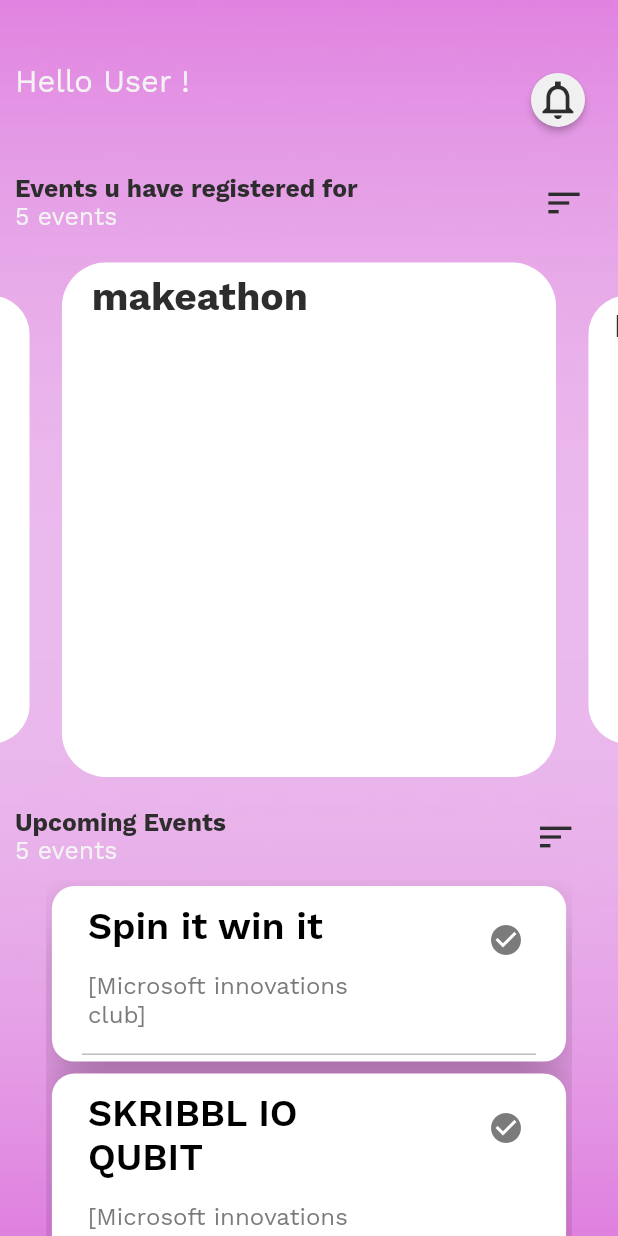
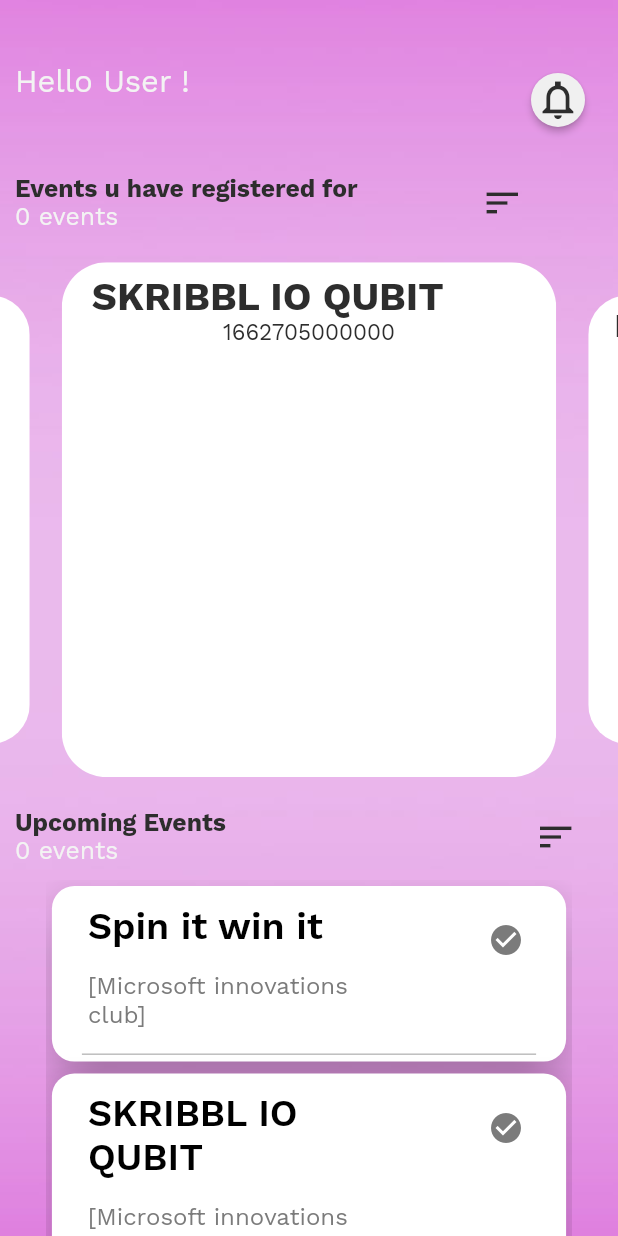
Before and after one commit to micvitc/Events-App, a Flutter app: the HomeScreen screen opened directly, swiped to page 2, on a phone screen of 412 x 824 dp. Run offline on Flutter 3.47's test engine with Material 2 defaults, Android fonts, the light colour scheme and no system bars; drawn by our look-alikes of carousel_slider; our stand-ins replace google_fonts; missing offline and left inert: dart:ffi.

Commit message:
updated slider.dart

```diff
--- a/mic_event_notifier/lib/screens/HomeScreen.dart
+++ b/mic_event_notifier/lib/screens/HomeScreen.dart
@@ -1,27 +1,29 @@
 import 'package:Login_ui/main.dart';
+import 'package:Login_ui/models/EventModel.dart';
 import 'package:Login_ui/widgets/cards.dart';
 import 'package:Login_ui/widgets/slider.dart';
 import 'package:carousel_slider/carousel_slider.dart';
 import 'package:flutter/material.dart';
 import 'package:google_fonts/google_fonts.dart';
 import 'loginpage.dart';
+import 'dart:core';
 
 String event_title = 'open mic';
 bool notification_bool = false;
-int slider_event = eventname.length;
+// int slider_event = eventname.length;
 final List<String> imgList = [
   'https://images.unsplash.com/photo-1520342868574-5fa3804e551c?ixlib=rb-0.3.5&ixid=eyJhcHBfaWQiOjEyMDd9&s=6ff92caffcdd63681a35134a6770ed3b&auto=format&fit=crop&w=1951&q=80',
   'https://images.unsplash.com/photo-1522205408450-add114ad53fe?ixlib=rb-0.3.5&ixid=eyJhcHBfaWQiOjEyMDd9&s=368f45b0888aeb0b7b08e3a1084d3ede&auto=format&fit=crop&w=1950&q=80',
   'https://images.unsplash.com/photo-1519125323398-675f0ddb6308?ixlib=rb-0.3.5&ixid=eyJhcHBfaWQiOjEyMDd9&s=94a1e718d89ca60a6337a6008341ca50&auto=format&fit=crop&w=1950&q=80',
   'https://images.unsplash.com/photo-1523205771623-e0faa4d2813d?ixlib=rb-0.3.5&ixid=eyJhcHBfaWQiOjEyMDd9&s=89719a0d55dd05e2deae4120227e6efc&auto=format&fit=crop&w=1953&q=80',
 ];
-final List<String> eventname = [
-  'Ideathon',
-  'makeathon',
-  'Event',
-  'nothing',
-  'appathon'
-];
+// final List<String> eventname = [
+//   'Ideathon',
+//   'makeathon',
+//   'Event',
+//   'nothing',
+//   'appathon'
+// ];
 
 class MyBehavior extends ScrollBehavior {
   @override
@@ -141,7 +143,7 @@
                                   fontWeight: FontWeight.bold),
                             ),
                             Text(
-                              '$slider_event events',
+                              '${eventList.length} events',
                               textAlign: TextAlign.left,
                               style: GoogleFonts.workSans(
                                 color: vwhite,
@@ -151,7 +153,7 @@
                               ),
                             )
                           ]),
-                      SizedBox(width: MediaQuery.of(context).size.width * 0.3),
+                      SizedBox(width: MediaQuery.of(context).size.width * 0.2),
                       Align(
                         alignment: Alignment.centerRight,
                         child: Icon(
@@ -164,17 +166,90 @@
                   ),
                 ),
                 SizedBox(height: MediaQuery.of(context).size.height * 0.025),
-                Container(
-                  child: CarouselSlider(
+                FutureBuilder(
+                    future: ReadJsonData(),
+                    builder:
+                        (context, AsyncSnapshot<List<EventModel>> snapshot) {
+                      if (!snapshot.hasData) {
+                        return CircularProgressIndicator();
+                      } else {
+                        return CarouselSlider.builder(
+                          itemCount: eventList.length,
+                          itemBuilder: (BuildContext, int index, int b) =>
+                              Flexible(
+                            flex: 5,
+                            child: ClipRRect(
+                                borderRadius: BorderRadius.all(
+                                  Radius.circular(30.0),
+                                ),
+                                child: Expanded(
+                                  flex: 3,
+                                  child: Flexible(
+                                    child: Container(
+                                      decoration: BoxDecoration(
+                                        shape: BoxShape.rectangle,
+                                        /* image: DecorationImage(
+                      image: NetworkImage(), fit: BoxFit.cover),*/
+                                        borderRadius: BorderRadius.only(
+                                            topLeft: Radius.elliptical(20, 20),
+                                            topRight:
+                                                Radius.elliptical(20, 20)),
+                                        color: Colors.white,
+                                      ),
+                                      child: Padding(
+                                        padding: const EdgeInsets.all(8.0),
+                                        child: Column(
+                                          mainAxisAlignment:
+                                              MainAxisAlignment.start,
+                                          crossAxisAlignment:
+                                              CrossAxisAlignment.center,
+                                          children: [
+                                            Align(
+                                              alignment: Alignment.topLeft,
+                                              child: Padding(
+                                                padding: const EdgeInsets.only(
+                                                    left: 12.0),
+                                                child: Text(
+                                                  snapshot
+                                                      .data![index].eventName
+                                                      .toString(),
+                                                  textAlign: TextAlign.left,
+                                                  style: GoogleFonts.workSans(
+                                                      color: bfont,
+                                                      fontSize: 26,
+                                                      fontWeight:
+                                                          FontWeight.bold),
+                                                ),
+                                              ),
+                                            ),
+                                            SizedBox(),
+                                            Text(
+                                              (snapshot.data![index].eventDate)
+                                                  .toString(),
+                                              textAlign: TextAlign.left,
+                                              style: GoogleFonts.workSans(
+                                                color: bfont,
+                                                fontSize: 15,
+                                              ),
+                                            ),
+
+                                            ///todo:implement current ui for event details in slider - for Rishabh
+                                          ],
+                                        ),
+                                      ),
+                                    ),
+                                  ),
+                                )),
+                          ),
                           options: CarouselOptions(
                             autoPlay: true,
                             aspectRatio: 1.2,
                             enableInfiniteScroll: true,
                             enlargeCenterPage: true,
                           ),
-                    items: imageSliders,
-                  ),
-                ),
+                        );
+                      }
+                    }),
                 SizedBox(height: MediaQuery.of(context).size.height * 0.025),
                 Padding(
                   padding: const EdgeInsets.only(left: 10),
@@ -194,7 +269,7 @@
                                   fontWeight: FontWeight.bold),
                             ),
                             Text(
-                              '$slider_event events',
+                              '${eventList.length} events',
                               textAlign: TextAlign.left,
                               style: GoogleFonts.workSans(
                                 color: vwhite,
--- a/mic_event_notifier/lib/widgets/cards.dart
+++ b/mic_event_notifier/lib/widgets/cards.dart
@@ -8,6 +8,19 @@
 import 'dart:convert';
 
 import 'package:flutter/services.dart' as root_bundle;
+
+List<EventModel> eventList = [];
+// Fetching Json file.
+Future<List<EventModel>> ReadJsonData() async {
+  eventList = [];
+  final jsonresponse =
+      await root_bundle.rootBundle.loadString('jsonfile/testing-api.json');
+  final data = await json.decode(jsonresponse);
+  for (Map i in data) {
+    eventList.add(EventModel.fromJson(i));
+  }
+  return eventList;
+}
 
 class EventsCard extends StatefulWidget {
   const EventsCard({super.key});
@@ -39,19 +52,6 @@
 }
 
 class _CardsState extends State<Cards> {
-  List<EventModel> eventList = [];
-
-  // Fetching Json file.
-  Future<List<EventModel>> ReadJsonData() async {
-    final jsondata =
-        await root_bundle.rootBundle.loadString('jsonfile/testing-api.json');
-    final data = json.decode(jsondata);
-    for (Map i in data) {
-      eventList.add(EventModel.fromJson(i));
-    }
-    return eventList;
-  }
-
   @override
   Widget build(BuildContext context) {
     return Expanded(
--- a/mic_event_notifier/lib/widgets/slider.dart
+++ b/mic_event_notifier/lib/widgets/slider.dart
@@ -1,63 +1,63 @@
-// ignore_for_file: prefer_const_constructors
-
-import 'package:Login_ui/screens/HomeScreen.dart';
-import 'package:Login_ui/main.dart';
-import 'package:flutter/material.dart';
-import 'package:google_fonts/google_fonts.dart';
-
-///todo:design this card according to UI - for Shalini
-
-final List<Widget> imageSliders = eventname
-    .map((item)
-//imgList.map((item)
-        =>
-        Flexible(
-          flex: 5,
-          child: ClipRRect(
-              borderRadius: BorderRadius.all(
-                Radius.circular(30.0),
-              ),
-              child: Expanded(
-                flex: 3,
-                child: Flexible(
-                  child: Container(
-                    decoration: BoxDecoration(
-                      shape: BoxShape.rectangle,
-                      /* image: DecorationImage(
-                      image: NetworkImage(), fit: BoxFit.cover),*/
-                      borderRadius: BorderRadius.only(
-                          topLeft: Radius.elliptical(20, 20),
-                          topRight: Radius.elliptical(20, 20)),
-                      color: Colors.white,
-                    ),
-                    child: Padding(
-                      padding: const EdgeInsets.all(8.0),
-                      child: Column(
-                        mainAxisAlignment: MainAxisAlignment.start,
-                        crossAxisAlignment: CrossAxisAlignment.center,
-                        children: [
-                          Align(
-                            alignment: Alignment.topLeft,
-                            child: Padding(
-                              padding: const EdgeInsets.only(left: 12.0),
-                              child: Text(
-                                item,
-                                textAlign: TextAlign.left,
-                                style: GoogleFonts.workSans(
-                                    color: bfont,
-                                    fontSize: 26,
-                                    fontWeight: FontWeight.bold),
-                              ),
-                            ),
-                          ),
-                          SizedBox(),
-
-                          ///todo:implement current ui for event details in slider - for Rishabh
-                        ],
-                      ),
-                    ),
-                  ),
-                ),
-              )),
-        ))
-    .toList();
+// // ignore_for_file: prefer_const_constructors
+//
+// import 'package:Login_ui/screens/HomeScreen.dart';
+// import 'package:Login_ui/main.dart';
+// import 'package:flutter/material.dart';
+// import 'package:google_fonts/google_fonts.dart';
+//
+// ///todo:design this card according to UI - for Shalini
+//
+// final List<Widget> imageSliders = eventname
+//     .map((item)
+// //imgList.map((item)
+//         =>
+//         Flexible(
+//           flex: 5,
+//           child: ClipRRect(
+//               borderRadius: BorderRadius.all(
+//                 Radius.circular(30.0),
+//               ),
+//               child: Expanded(
+//                 flex: 3,
+//                 child: Flexible(
+//                   child: Container(
+//                     decoration: BoxDecoration(
+//                       shape: BoxShape.rectangle,
+//                       /* image: DecorationImage(
+//                       image: NetworkImage(), fit: BoxFit.cover),*/
+//                       borderRadius: BorderRadius.only(
+//                           topLeft: Radius.elliptical(20, 20),
+//                           topRight: Radius.elliptical(20, 20)),
+//                       color: Colors.white,
+//                     ),
+//                     child: Padding(
+//                       padding: const EdgeInsets.all(8.0),
+//                       child: Column(
+//                         mainAxisAlignment: MainAxisAlignment.start,
+//                         crossAxisAlignment: CrossAxisAlignment.center,
+//                         children: [
+//                           Align(
+//                             alignment: Alignment.topLeft,
+//                             child: Padding(
+//                               padding: const EdgeInsets.only(left: 12.0),
+//                               child: Text(
+//                                 item,
+//                                 textAlign: TextAlign.left,
+//                                 style: GoogleFonts.workSans(
+//                                     color: bfont,
+//                                     fontSize: 26,
+//                                     fontWeight: FontWeight.bold),
+//                               ),
+//                             ),
+//                           ),
+//                           SizedBox(),
+//
+//                           ///todo:implement current ui for event details in slider - for Rishabh
+//                         ],
+//                       ),
+//                     ),
+//                   ),
+//                 ),
+//               )),
+//         ))
+//     .toList();
```
Lines whose indentation alone changed are shown as unchanged.
